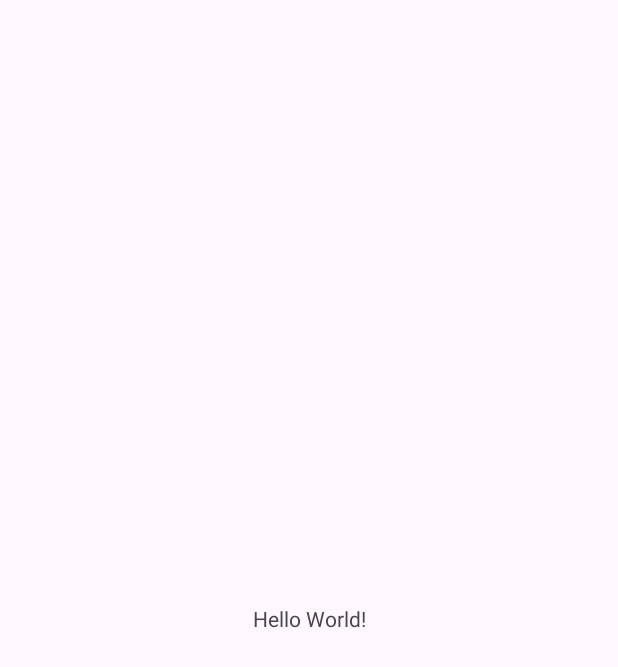
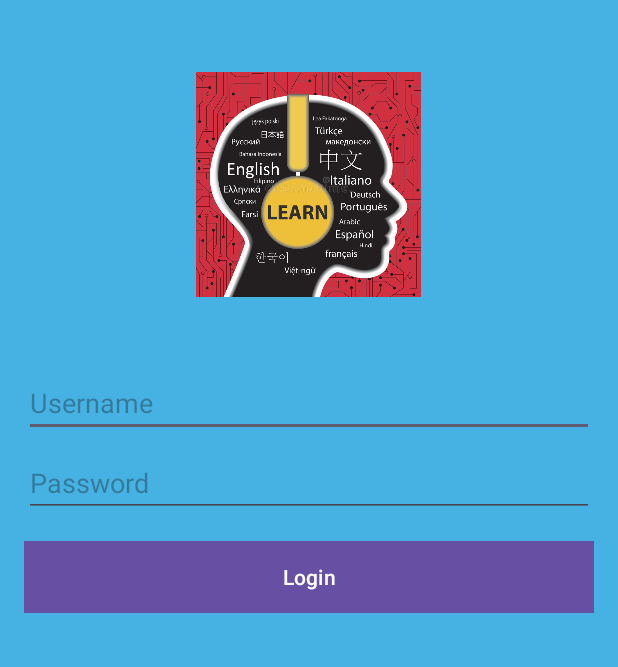
Before and after one commit to HaoNguyen9191/Android_FinalTerm_2023, an Android app: the screen it shows after launch (MainActivity), on a phone screen of 412 x 824 dp. Before the commit the part shown is almost empty. Shown: the top 667 px of the screen. Run offline under Robolectric (Android 15) with nearby library versions, the phone set to English and light mode, and no system bars.

```diff
--- a/app/src/main/res/layout/activity_main.xml
+++ b/app/src/main/res/layout/activity_main.xml
@@ -1,18 +1,63 @@
 <?xml version="1.0" encoding="utf-8"?>
-<androidx.constraintlayout.widget.ConstraintLayout xmlns:android="http://schemas.android.com/apk/res/android"
-    xmlns:app="http://schemas.android.com/apk/res-auto"
+<RelativeLayout xmlns:android="http://schemas.android.com/apk/res/android"
     xmlns:tools="http://schemas.android.com/tools"
     android:layout_width="match_parent"
     android:layout_height="match_parent"
-    tools:context=".MainActivity">
+    android:paddingLeft="16dp"
+    android:paddingTop="16dp"
+    android:paddingRight="16dp"
+    android:paddingBottom="16dp"
+    android:background="#45B2E3"
+    tools:context=".LoginActivity">
 
-    <TextView
-        android:layout_width="wrap_content"
+    <ImageView
+        android:id="@+id/imageViewLogo"
+        android:layout_width="150dp"
+        android:layout_height="150dp"
+        android:layout_centerHorizontal="true"
+        android:src="@drawable/logo_app"
+        android:layout_marginBottom="32dp"
+        android:layout_marginTop="32dp"
+        android:background="#E41212"
+    />
+
+    <EditText
+        android:id="@+id/editTextUsername"
+        android:layout_width="match_parent"
         android:layout_height="wrap_content"
-        android:text="Hello World!"
-        app:layout_constraintBottom_toBottomOf="parent"
-        app:layout_constraintEnd_toEndOf="parent"
-        app:layout_constraintStart_toStartOf="parent"
-        app:layout_constraintTop_toTopOf="parent" />
+        android:layout_below="@id/imageViewLogo"
+        android:layout_marginTop="16dp"
+        android:hint="Username"
+        android:inputType="text"
+        />
 
-</androidx.constraintlayout.widget.ConstraintLayout>
+    <EditText
+        android:id="@+id/editTextPassword"
+        android:layout_width="match_parent"
+        android:layout_height="wrap_content"
+        android:layout_below="@id/editTextUsername"
+        android:layout_marginTop="8dp"
+        android:hint="Password"
+        android:inputType="textPassword"
+        />
+
+    <View
+        android:layout_width="60dp"
+        android:layout_height="20dp"
+        android:layout_marginTop="400dp"
+        android:layout_marginStart="150dp"
+
+        />
+
+    <Button
+        android:id="@+id/buttonLogin"
+        android:layout_width="match_parent"
+        android:layout_height="wrap_content"
+        android:layout_below="@id/editTextPassword"
+        android:layout_marginTop="16dp"
+        android:text="Login"
+        android:background="#E41212"
+        android:onClick="login"
+        />
+
+</RelativeLayout>
--- a/app/src/main/res/values/colors.xml
+++ b/app/src/main/res/values/colors.xml
@@ -2,4 +2,7 @@
 <resources>
     <color name="black">#FF000000</color>
     <color name="white">#FFFFFFFF</color>
+    <color name="colorRectangle">#566FF5</color>
+    <color name="colornen">#7D88A5</color>
+
 </resources>
```
Also changed, not shown: app/src/main/res/layout/login2.xml (added, +103 -0 lines), app/src/main/res/drawable/logo_app.jpg (added), app/src/main/res/drawable/search.png (added).
